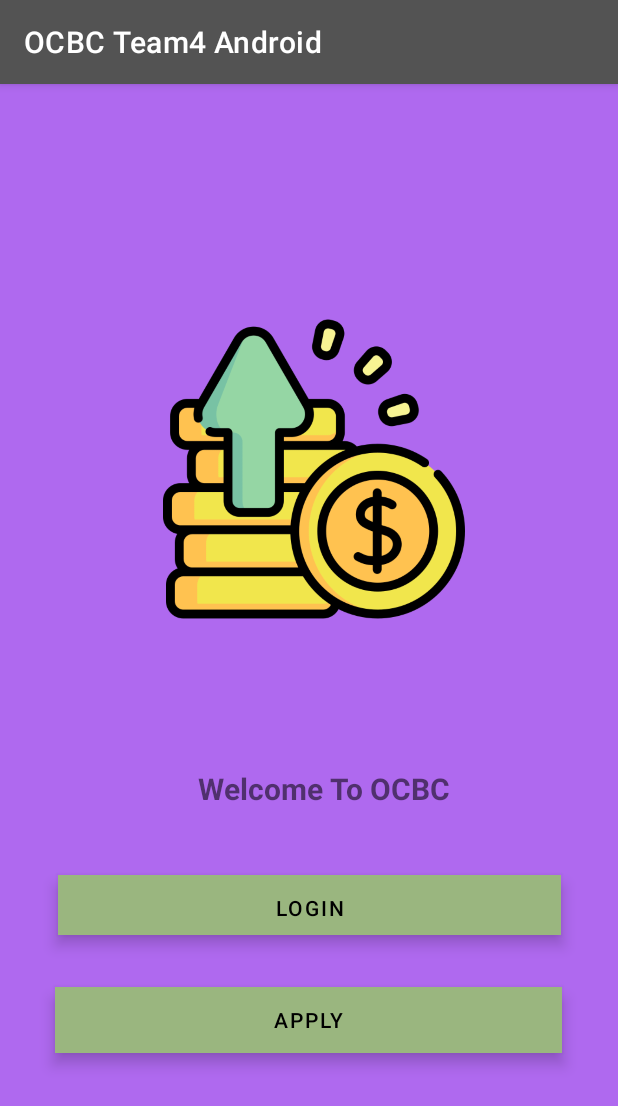
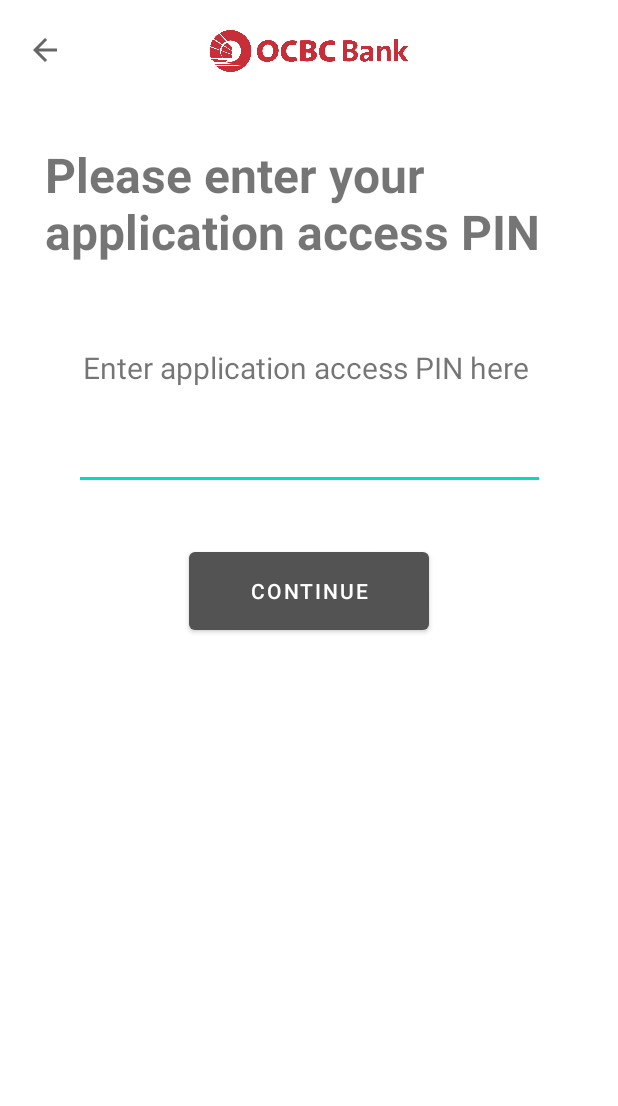
Before and after one commit to JieShengNP/OCBC-Team4-Android, an Android app: the screen it shows after launch (MainActivity before the commit, EnterApplicationCodeActivity after it), on a phone screen of 412 x 824 dp. Shown: the top 1106 px of the screen. Run offline under Robolectric (Android 15) with nearby library versions, the phone set to English and light mode, and no system bars; our stand-ins replace Firebase (no records; nobody signed in at launch, a user with empty details on screens opened directly).

Commit message:
Application room & SingPass somewhat done, but still got loophole

```diff
--- /dev/null
+++ b/app/src/main/java/io/github/jieshengnp/EnterApplicationCodeActivity.java
@@ -0,0 +1,79 @@
+package io.github.jieshengnp;
+
+import androidx.appcompat.app.AppCompatActivity;
+import androidx.recyclerview.widget.DefaultItemAnimator;
+import androidx.recyclerview.widget.GridLayoutManager;
+
+import android.content.Intent;
+import android.os.Bundle;
+import android.util.Log;
+import android.view.View;
+import android.view.WindowManager;
+import android.widget.Button;
+import android.widget.EditText;
+
+import com.google.firebase.database.DataSnapshot;
+import com.google.firebase.database.DatabaseError;
+import com.google.firebase.database.DatabaseReference;
+import com.google.firebase.database.FirebaseDatabase;
+import com.google.firebase.database.ValueEventListener;
+
+import java.io.Serializable;
+import java.util.ArrayList;
+import java.util.List;
+
+public class EnterApplicationCodeActivity extends AppCompatActivity {
+
+    EditText applicationCodeTxt;
+    Button continueBtn;
+    Application application;
+    List<Application> applicationList = new ArrayList<>();
+    FirebaseDatabase firebaseDatabase = FirebaseDatabase.getInstance("https://ocbc-team4-2b3ee-default-rtdb.asia-southeast1.firebasedatabase.app/");
+    DatabaseReference mDatabase = firebaseDatabase.getReference();
+
+    @Override
+    protected void onCreate(Bundle savedInstanceState) {
+        super.onCreate(savedInstanceState);
+        setContentView(R.layout.activity_enter_application_code);
+
+//      Hide the top title bar
+        this.getWindow().setFlags(WindowManager.LayoutParams.FLAG_FULLSCREEN, WindowManager.LayoutParams.FLAG_FULLSCREEN);
+        getSupportActionBar().hide();
+
+        mDatabase.child("Application").addValueEventListener(new ValueEventListener() {
+            @Override
+            public void onDataChange(DataSnapshot dataSnapshot) {
+                applicationList = new ArrayList<>();
+                for (DataSnapshot eventSnapshot : dataSnapshot.getChildren()) {
+                    applicationList.add(eventSnapshot.getValue(Application.class));
+                }
+
+                Log.d("SIZE", "" + applicationList.size());
+            }
+            @Override
+            public void onCancelled(DatabaseError databaseError) {
+            }
+        });
+
+//      Initialise
+        applicationCodeTxt = findViewById(R.id.applicationCodeTxt);
+        continueBtn = findViewById(R.id.continueBtn);
+
+        continueBtn.setOnClickListener(new View.OnClickListener() {
+            @Override
+            public void onClick(View v) {
+                for(Application application : applicationList){
+                    if(applicationCodeTxt.getText().toString().equals(application.getApplicationCode())){
+                        Log.d("TEST", "TEST");
+                        Bundle extras = new Bundle();
+                        extras.putSerializable("Application", (Serializable) application);
+                        Intent in = new Intent(EnterApplicationCodeActivity.this, ApplicationFormActivity.class);
+                        in.putExtras(extras);
+                        startActivity(in);
+                    }
+                }
+            }
+        });
+
+    }
+}
--- a/app/src/main/res/layout/activity_application_form1.xml
+++ b/app/src/main/res/layout/activity_application_form.xml
@@ -5,12 +5,12 @@
     xmlns:tools="http://schemas.android.com/tools"
     android:layout_width="match_parent"
     android:layout_height="match_parent"
-    tools:context=".activity_application_form_1"
+    tools:context=".ApplicationFormActivity"
     android:fillViewport="true">
     <androidx.constraintlayout.widget.ConstraintLayout
         android:layout_width="match_parent"
         android:layout_height="match_parent"
-        tools:context=".activity_application_form_1">
+        tools:context=".ApplicationFormActivity">
 
 
         <TextView
@@ -417,9 +417,9 @@
             app:layout_constraintTop_toBottomOf="@+id/accessCodeLayout">
 
             <com.google.android.material.textfield.TextInputEditText
+                android:id="@+id/pinTxt"
                 android:layout_width="match_parent"
                 android:layout_height="wrap_content"
-                android:background="@color/white"
                 android:hint="6-digit PIN"
                 android:inputType="text"
                 android:textSize="16sp"
--- /dev/null
+++ b/app/src/main/res/layout/activity_enter_application_code.xml
@@ -0,0 +1,82 @@
+<?xml version="1.0" encoding="utf-8"?>
+<androidx.constraintlayout.widget.ConstraintLayout xmlns:android="http://schemas.android.com/apk/res/android"
+    xmlns:app="http://schemas.android.com/apk/res-auto"
+    xmlns:tools="http://schemas.android.com/tools"
+    android:layout_width="match_parent"
+    android:layout_height="match_parent"
+    tools:context=".EnterApplicationCodeActivity">
+
+    <ImageView
+        android:id="@+id/imageView4"
+        android:layout_width="wrap_content"
+        android:layout_height="wrap_content"
+        android:layout_marginStart="18dp"
+        android:layout_marginTop="21dp"
+        app:layout_constraintStart_toStartOf="parent"
+        app:layout_constraintTop_toTopOf="parent"
+        app:srcCompat="?attr/actionModeCloseDrawable" />
+
+    <ImageView
+        android:id="@+id/imageView5"
+        android:layout_width="145dp"
+        android:layout_height="53dp"
+        android:scaleType="centerCrop"
+        app:layout_constraintBottom_toBottomOf="@+id/imageView4"
+        app:layout_constraintEnd_toEndOf="parent"
+        app:layout_constraintHorizontal_bias="0.406"
+        app:layout_constraintStart_toEndOf="@+id/imageView4"
+        app:layout_constraintTop_toTopOf="@+id/imageView4"
+        app:layout_constraintVertical_bias="0.482"
+        app:srcCompat="@drawable/ocbc_bank_logo_png_transparent" />
+
+    <EditText
+        android:id="@+id/applicationCodeTxt"
+        android:layout_width="314dp"
+        android:layout_height="48dp"
+        android:layout_marginStart="50dp"
+        android:layout_marginTop="20dp"
+        android:layout_marginEnd="50dp"
+        android:ems="10"
+        android:inputType="number"
+        android:textAlignment="center"
+        app:layout_constraintEnd_toEndOf="parent"
+        app:layout_constraintStart_toStartOf="parent"
+        app:layout_constraintTop_toBottomOf="@+id/textView5" />
+
+    <TextView
+        android:id="@+id/textView4"
+        android:layout_width="0dp"
+        android:layout_height="wrap_content"
+        android:layout_marginStart="30dp"
+        android:layout_marginTop="34dp"
+        android:layout_marginEnd="30dp"
+        android:text="Please enter your \napplication access PIN"
+        android:textSize="32sp"
+        android:textStyle="bold"
+        app:layout_constraintEnd_toEndOf="parent"
+        app:layout_constraintStart_toStartOf="parent"
+        app:layout_constraintTop_toBottomOf="@+id/imageView5" />
+
+    <TextView
+        android:id="@+id/textView5"
+        android:layout_width="0dp"
+        android:layout_height="wrap_content"
+        android:layout_marginStart="55dp"
+        android:layout_marginTop="55dp"
+        android:layout_marginEnd="55dp"
+        android:text="Enter application access PIN here"
+        android:textSize="20sp"
+        app:layout_constraintEnd_toEndOf="parent"
+        app:layout_constraintStart_toStartOf="parent"
+        app:layout_constraintTop_toBottomOf="@+id/textView4" />
+
+    <Button
+        android:id="@+id/continueBtn"
+        android:layout_width="160dp"
+        android:layout_height="64dp"
+        android:layout_marginTop="35dp"
+        android:text="Continue"
+        app:layout_constraintEnd_toEndOf="parent"
+        app:layout_constraintStart_toStartOf="parent"
+        app:layout_constraintTop_toBottomOf="@+id/applicationCodeTxt" />
+</androidx.constraintlayout.widget.ConstraintLayout>
```
Also changed, not shown: app/src/main/AndroidManifest.xml (+12 -11 lines), app/src/main/java/io/github/jieshengnp/Applicant.java (added, +31 -0 lines), app/src/main/java/io/github/jieshengnp/Application.java (added, +47 -0 lines), app/src/main/java/io/github/jieshengnp/ApplicationFormActivity.java (added, +126 -0 lines), app/src/main/java/io/github/jieshengnp/SelectApplicationType.java (+33 -0 lines), app/src/main/java/io/github/jieshengnp/activity_application_form_1.java (deleted, +0 -48 lines).
